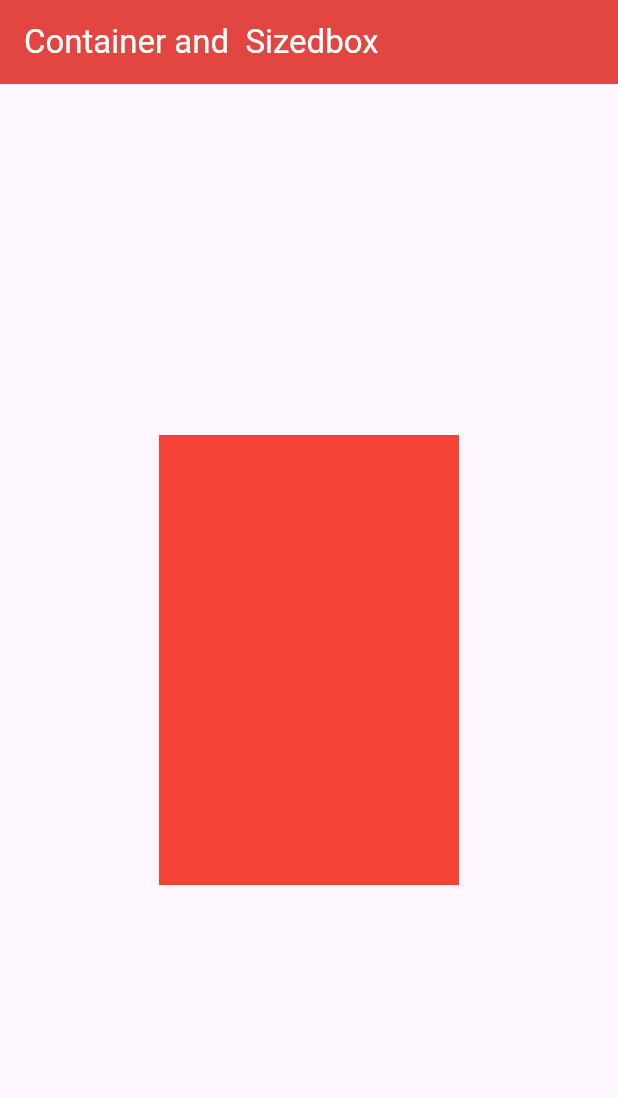
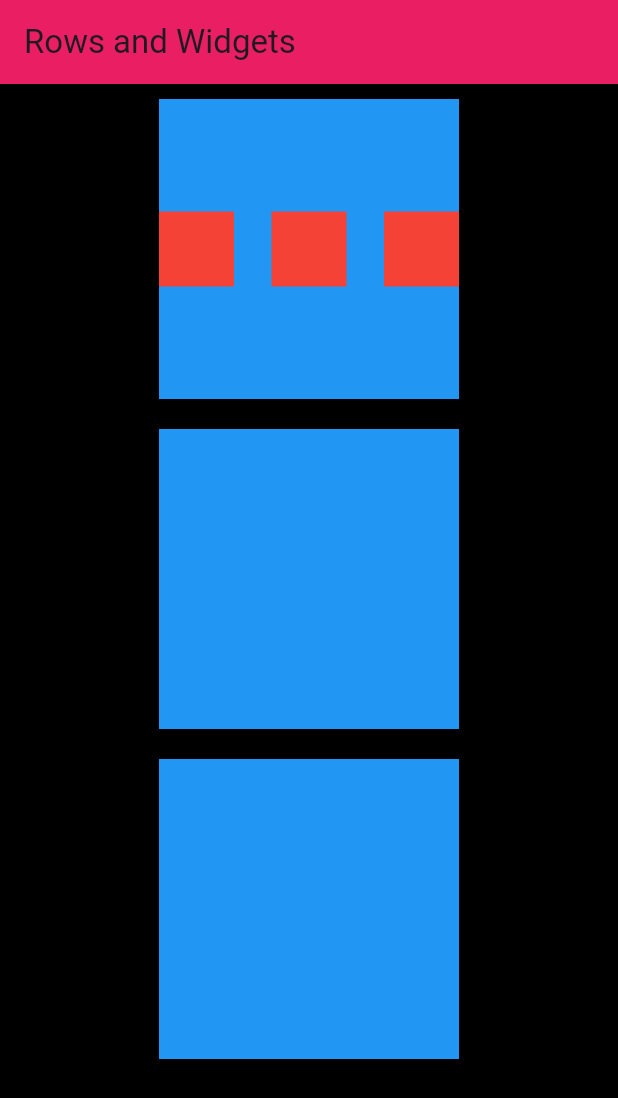
Before and after one commit to Sailesharyal/FlutterProjects, a Flutter app: the screen it shows after launch, on a phone screen of 412 x 824 dp. Shown: the top 1098 px of the screen. Run offline on Flutter 3.47's test engine with Material 3 defaults, Android fonts, the phone set to English and light mode, and no system bars; our stand-ins replace hive_flutter; accounts and stored records are empty.

Commit message:
learned deeply about Rows and Columns

```diff
--- /dev/null
+++ b/learningwidget/lib/Pages/Rows_Column.dart
@@ -0,0 +1,69 @@
+import 'package:flutter/material.dart';
+
+class rows_columns extends StatelessWidget {
+  const rows_columns({super.key});
+
+  @override
+  Widget build(BuildContext context) {
+    var width = MediaQuery.of(context).size.width;
+    var height = MediaQuery.of(context).size.height;
+
+    return Scaffold(
+      appBar: AppBar(
+        backgroundColor: Colors.pink,
+        title: const Text("Rows and Widgets"),
+      ),
+      body: Center(
+        child: Container(
+          width: width,
+          height: height,
+          color: Colors.black,
+          child: Column(
+            children: [
+              const SizedBox(height: 10),
+              Container(
+                color: Colors.blue,
+                height: 200,
+                width: 200,
+                child: Row(
+                  crossAxisAlignment: CrossAxisAlignment.center,
+                  mainAxisAlignment: MainAxisAlignment.spaceBetween,
+                  children: [
+                    Container(
+                      color: Colors.red,
+                      height: 50,
+                      width: 50,
+                    ),
+                    Container(
+                      color: Colors.red,
+                      height: 50,
+                      width: 50,
+                    ),
+                    Container(
+                      color: Colors.red,
+                      height: 50,
+                      width: 50,
+                    )
+                  ],
+                ),
+              ),
+              const SizedBox(height: 20),
+              Container(
+                color: Colors.blue,
+                height: 200,
+                width: 200,
+              ),
+              const SizedBox(height: 20),
+              Container(
+                color: Colors.blue,
+                height: 200,
+                width: 200,
+              ),
+              const SizedBox(height: 20),
+            ],
+          ),
+        ),
+      ),
+    );
+  }
+}
--- a/learningwidget/lib/Pages/container_sized.dart
+++ b/learningwidget/lib/Pages/container_sized.dart
@@ -27,9 +27,15 @@ class container_sized extends StatelessWidget {
           width: 200,
           height: 300,
           decoration: const BoxDecoration(
-            shape: BoxShape.circle,
-            color: Colors.blue,
-          ),
+              shape: BoxShape.circle,
+              color: Colors.blue,
+              boxShadow: [
+                BoxShadow(
+                    blurRadius: 300,
+                    color: Colors.black,
+                    spreadRadius: 20,
+                    blurStyle: BlurStyle.normal)
+              ]),
           child: Container(color: Colors.red, width: 100, height: 400), //Text(
           //   "This is a container",
           //   style: TextStyle(color: Colors.white),
--- a/learningwidget/lib/main.dart
+++ b/learningwidget/lib/main.dart
@@ -1,5 +1,6 @@
 import 'package:flutter/material.dart';
 import 'package:learningwidget/Pages/List_Grid_View.dart';
+import 'package:learningwidget/Pages/Rows_Column.dart';
 import 'package:learningwidget/Pages/container_sized.dart';
 
 void main() {
@@ -19,7 +20,7 @@ class MyApp extends StatelessWidget {
         colorScheme: ColorScheme.fromSeed(seedColor: Colors.deepPurple),
         useMaterial3: true,
       ),
-      home: const container_sized(),
+      home: const rows_columns(),
     );
   }
 }
```
